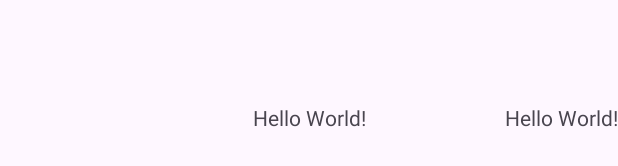
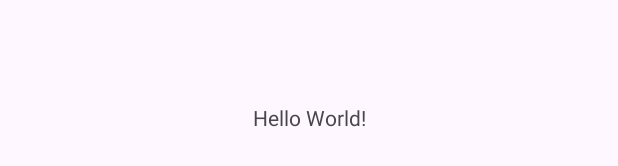
Before and after one commit to Dbriane208/HappyHourHub, an Android app: the layout activity_main.xml on its own in the app's theme, with its tools: preview values and no code run, on a phone screen of 412 x 824 dp. Shown: the part 501-667 px from the top of the screen. Run offline under Robolectric (Android 15) with nearby library versions, the phone set to English and light mode, and no system bars.

Commit message:
Initial commit

```diff
--- a/app/src/main/res/layout/activity_main.xml
+++ b/app/src/main/res/layout/activity_main.xml
@@ -15,12 +15,5 @@
         app:layout_constraintStart_toStartOf="parent"
         app:layout_constraintTop_toTopOf="parent" />
 
-    <TextView
-        android:layout_width="wrap_content"
-        android:layout_height="wrap_content"
-        android:text="Hello World!"
-        app:layout_constraintBottom_toBottomOf="parent"
-        app:layout_constraintEnd_toEndOf="parent"
-        app:layout_constraintTop_toTopOf="parent" />
 
 </androidx.constraintlayout.widget.ConstraintLayout>
```
